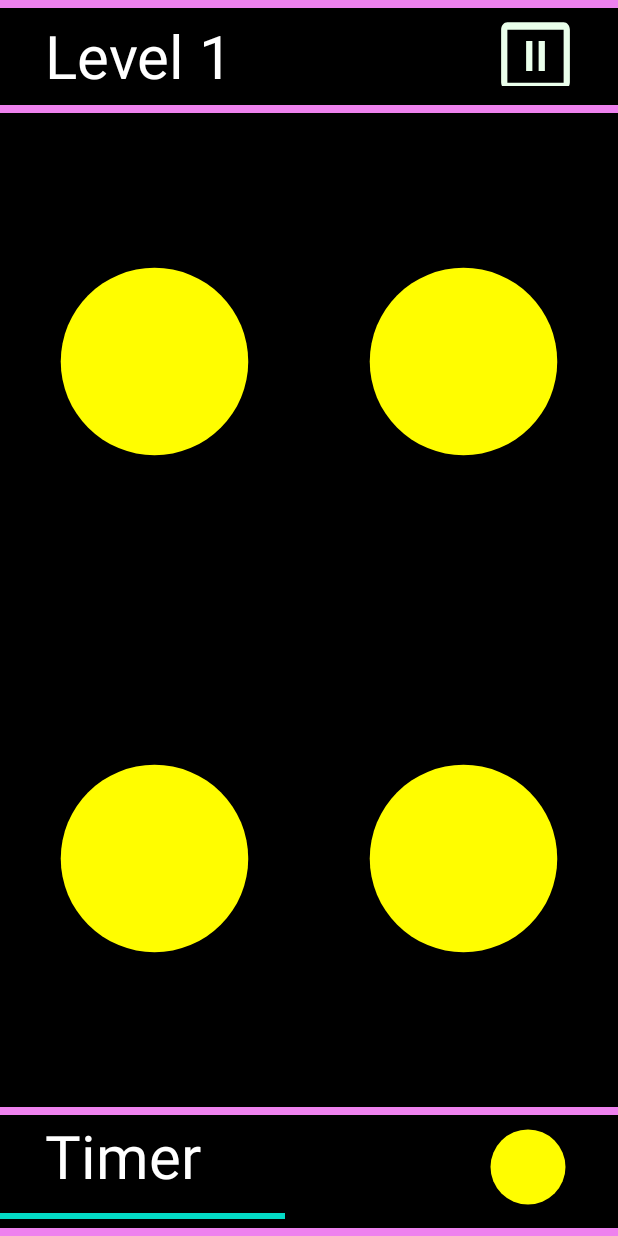
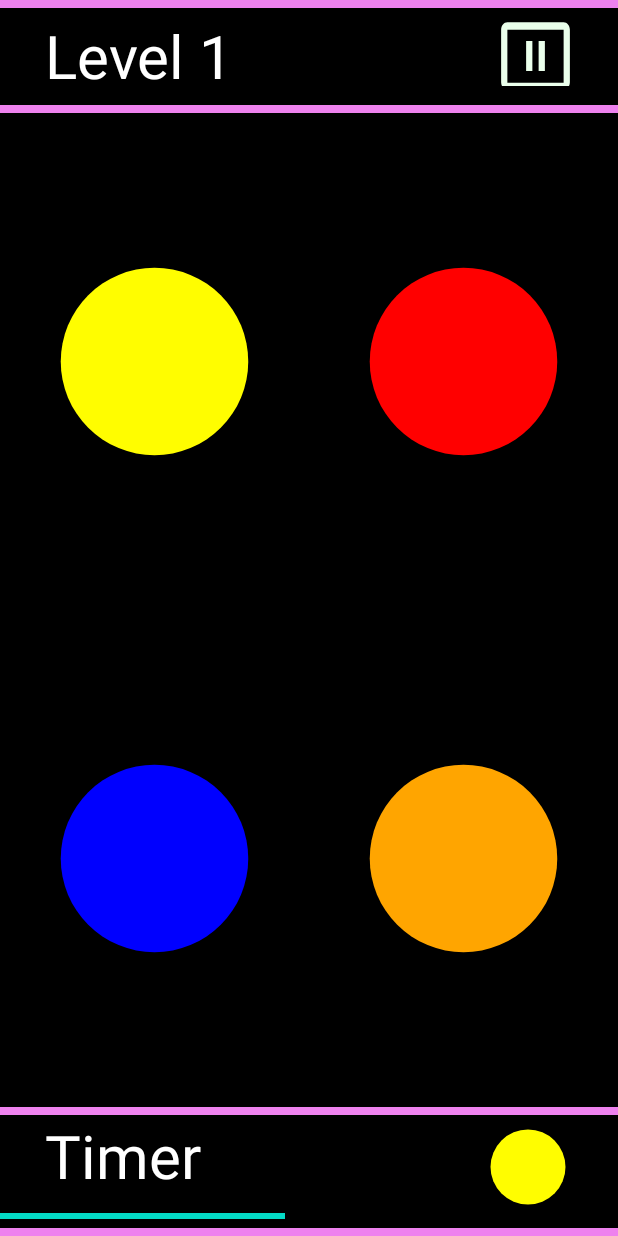
Before and after one commit to NikoLee337/colorClick, an Android app: the GameView screen opened directly, with no data from a screen before it, on a phone screen of 412 x 824 dp. Run offline under Robolectric (Android 15) with nearby library versions, the phone set to English and light mode, and no system bars.

Commit message:
created colors for ROYGBIV colors

```diff
--- /dev/null
+++ b/app/src/main/res/drawable/blue1.xml
@@ -0,0 +1,5 @@
+<vector android:height="150dp" android:tint="#0000FF"
+    android:viewportHeight="24" android:viewportWidth="24"
+    android:width="150dp" xmlns:android="http://schemas.android.com/apk/res/android">
+    <path android:fillColor="@android:color/white" android:pathData="M12,12m-10,0a10,10 0,1 1,20 0a10,10 0,1 1,-20 0"/>
+</vector>
--- /dev/null
+++ b/app/src/main/res/drawable/green1.xml
@@ -0,0 +1,5 @@
+<vector android:height="150dp" android:tint="#008000"
+    android:viewportHeight="24" android:viewportWidth="24"
+    android:width="150dp" xmlns:android="http://schemas.android.com/apk/res/android">
+    <path android:fillColor="@android:color/white" android:pathData="M12,12m-10,0a10,10 0,1 1,20 0a10,10 0,1 1,-20 0"/>
+</vector>
--- /dev/null
+++ b/app/src/main/res/drawable/indigo1.xml
@@ -0,0 +1,5 @@
+<vector android:height="150dp" android:tint="#480082"
+    android:viewportHeight="24" android:viewportWidth="24"
+    android:width="150dp" xmlns:android="http://schemas.android.com/apk/res/android">
+    <path android:fillColor="@android:color/white" android:pathData="M12,12m-10,0a10,10 0,1 1,20 0a10,10 0,1 1,-20 0"/>
+</vector>
--- /dev/null
+++ b/app/src/main/res/drawable/orange1.xml
@@ -0,0 +1,5 @@
+<vector android:height="150dp" android:tint="#FFA500"
+    android:viewportHeight="24" android:viewportWidth="24"
+    android:width="150dp" xmlns:android="http://schemas.android.com/apk/res/android">
+    <path android:fillColor="@android:color/white" android:pathData="M12,12m-10,0a10,10 0,1 1,20 0a10,10 0,1 1,-20 0"/>
+</vector>
--- /dev/null
+++ b/app/src/main/res/drawable/red1.xml
@@ -0,0 +1,5 @@
+<vector android:height="150dp" android:tint="#FF0000"
+    android:viewportHeight="24" android:viewportWidth="24"
+    android:width="150dp" xmlns:android="http://schemas.android.com/apk/res/android">
+    <path android:fillColor="@android:color/white" android:pathData="M12,12m-10,0a10,10 0,1 1,20 0a10,10 0,1 1,-20 0"/>
+</vector>
--- /dev/null
+++ b/app/src/main/res/drawable/violet1.xml
@@ -0,0 +1,5 @@
+<vector android:height="150dp" android:tint="#EE82EE"
+    android:viewportHeight="24" android:viewportWidth="24"
+    android:width="150dp" xmlns:android="http://schemas.android.com/apk/res/android">
+    <path android:fillColor="@android:color/white" android:pathData="M12,12m-10,0a10,10 0,1 1,20 0a10,10 0,1 1,-20 0"/>
+</vector>
--- a/app/src/main/res/layout/activity_game.xml
+++ b/app/src/main/res/layout/activity_game.xml
@@ -88,7 +88,7 @@
             android:layout_width="wrap_content"
             android:layout_height="match_parent"
             android:layout_weight="1"
-            android:src="@drawable/yellow1"
+            android:src="@drawable/red1"
             android:background="@color/transparent"/>
     </LinearLayout>
     <!--End Linear1-->
@@ -104,7 +104,7 @@
             android:layout_width="wrap_content"
             android:layout_height="match_parent"
             android:layout_weight="1"
-            android:src="@drawable/yellow1"
+            android:src="@drawable/blue1"
             android:background="@color/transparent"/>
 
         <ImageButton
@@ -112,7 +112,7 @@
             android:layout_width="wrap_content"
             android:layout_height="match_parent"
             android:layout_weight="1"
-            android:src="@drawable/yellow1"
+            android:src="@drawable/orange1"
             android:background="@color/transparent"/>
     </LinearLayout>
     <!--End Linear2-->
```
